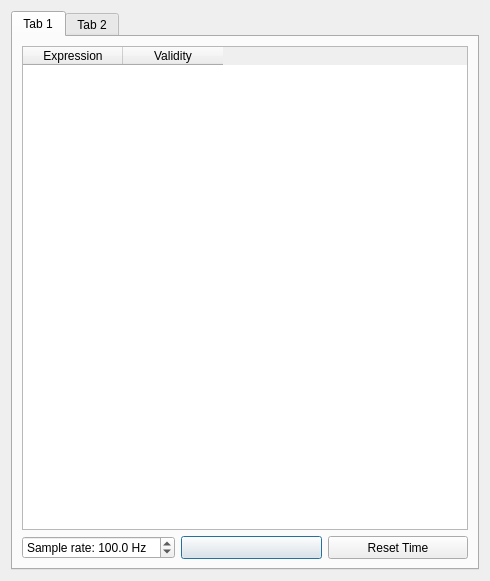
First picture: the form in manualinputdialog.ui, repository jirimaier/DataPlotter, before the edit.
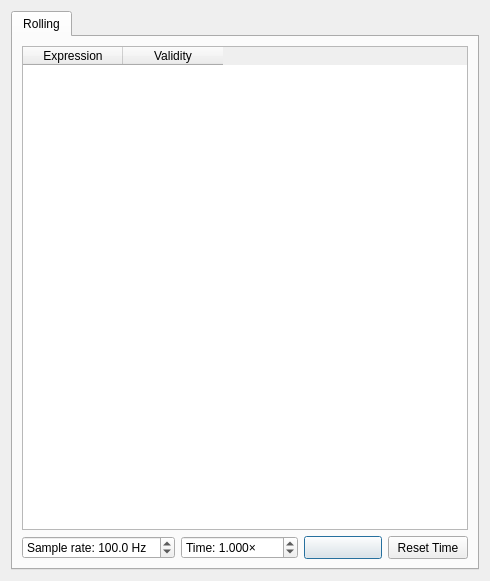
Second picture: the form after the edit. Icons and pictures are not drawn.

Commit message: new handling of time ticks on plot axis

The edit to the form file:
```diff
--- a/manualinputdialog.ui
+++ b/manualinputdialog.ui
@@ -21,7 +21,7 @@
      </property>
      <widget class="QWidget" name="tab">
       <attribute name="title">
-       <string>Tab 1</string>
+       <string>Rolling</string>
       </attribute>
       <layout class="QVBoxLayout" name="verticalLayout">
        <item>
@@ -104,6 +104,28 @@
            </property>
           </widget>
          </item>
+         <item>
+          <widget class="QDoubleSpinBox" name="doubleSpinBoxTimeScale">
+           <property name="prefix">
+            <string>Time: </string>
+           </property>
+           <property name="suffix">
+            <string>×</string>
+           </property>
+           <property name="decimals">
+            <number>3</number>
+           </property>
+           <property name="minimum">
+            <double>0.001000000000000</double>
+           </property>
+           <property name="maximum">
+            <double>9999.000000000000000</double>
+           </property>
+           <property name="value">
+            <double>1.000000000000000</double>
+           </property>
+          </widget>
+         </item>
          <item>
           <widget class="QPushButton" name="pushButtonRolling">
            <property name="sizePolicy">
@@ -164,11 +186,6 @@
        </item>
       </layout>
      </widget>
-     <widget class="QWidget" name="tab_2">
-      <attribute name="title">
-       <string>Tab 2</string>
-      </attribute>
-     </widget>
     </widget>
    </item>
   </layout>
```
Left out of the diff: 2 changed lines with no effect on the pictures. The commit also changes 15 other files.
